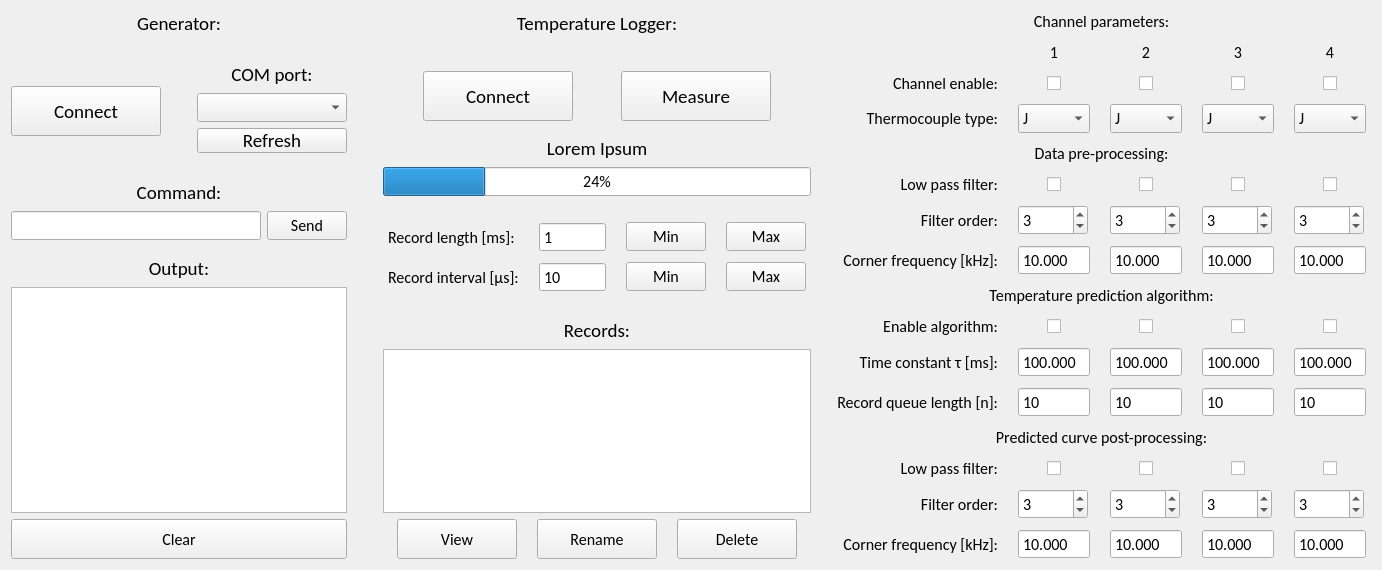
IliyanAntov/HighSpeedThermocoupleLogger, file Code/PC/UI/V286-tclogger_control_main.ui: the form before one commit.
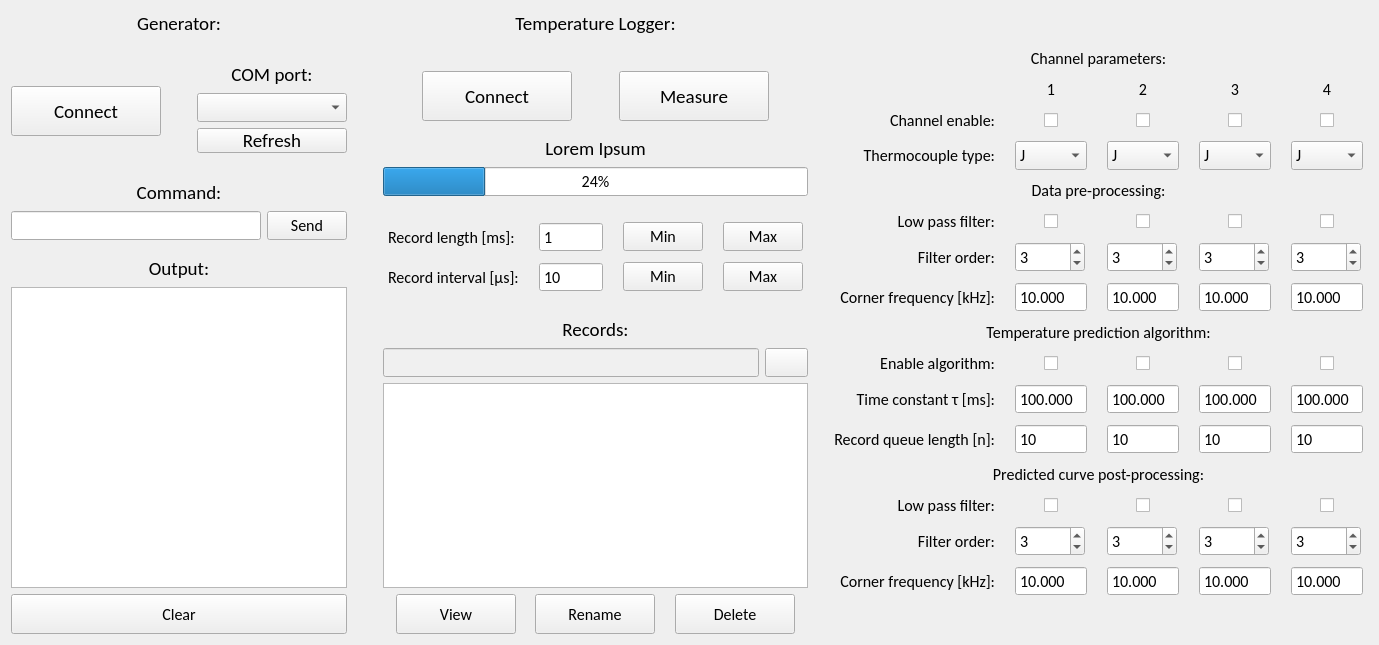
The form after the commit.

```diff
--- a/Code/PC/UI/V286-tclogger_control_main.ui
+++ b/Code/PC/UI/V286-tclogger_control_main.ui
@@ -6,8 +6,8 @@
    <rect>
     <x>0</x>
     <y>0</y>
-    <width>1382</width>
-    <height>560</height>
+    <width>1379</width>
+    <height>645</height>
    </rect>
   </property>
   <property name="font">
@@ -648,7 +648,7 @@
        <property name="sizeHint" stdset="0">
         <size>
          <width>20</width>
-         <height>20</height>
+         <height>19</height>
         </size>
        </property>
       </spacer>
@@ -673,6 +673,30 @@
        </property>
       </widget>
      </item>
+     <item>
+      <layout class="QHBoxLayout" name="horizontalLayout_5">
+       <item>
+        <widget class="QLineEdit" name="CurrentDirectoryLine">
+         <property name="enabled">
+          <bool>true</bool>
+         </property>
+         <property name="styleSheet">
+          <string notr="true">background-color: rgb(240, 240, 240);</string>
+         </property>
+         <property name="readOnly">
+          <bool>true</bool>
+         </property>
+        </widget>
+       </item>
+       <item>
+        <widget class="QPushButton" name="DirectoryUpButton">
+         <property name="text">
+          <string/>
+         </property>
+        </widget>
+       </item>
+      </layout>
+     </item>
      <item>
       <widget class="QListWidget" name="RecordsList">
        <property name="font">
@@ -682,8 +706,14 @@
          <italic>false</italic>
         </font>
        </property>
-       <property name="selectionRectVisible">
-        <bool>false</bool>
+       <property name="horizontalScrollBarPolicy">
+        <enum>Qt::ScrollBarAlwaysOff</enum>
+       </property>
+       <property name="selectionBehavior">
+        <enum>QAbstractItemView::SelectRows</enum>
+       </property>
+       <property name="resizeMode">
+        <enum>QListView::Adjust</enum>
        </property>
       </widget>
      </item>
```
Left out of the diff: 2 changed lines with no effect on the pictures.
